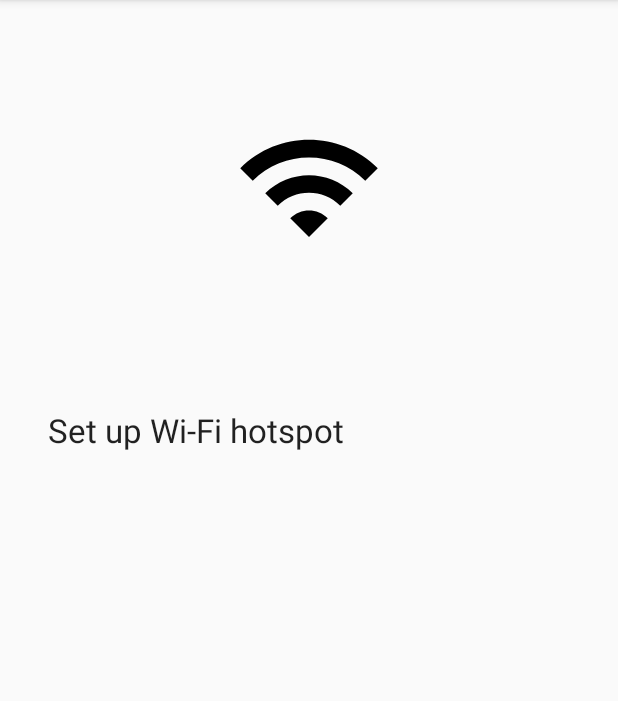
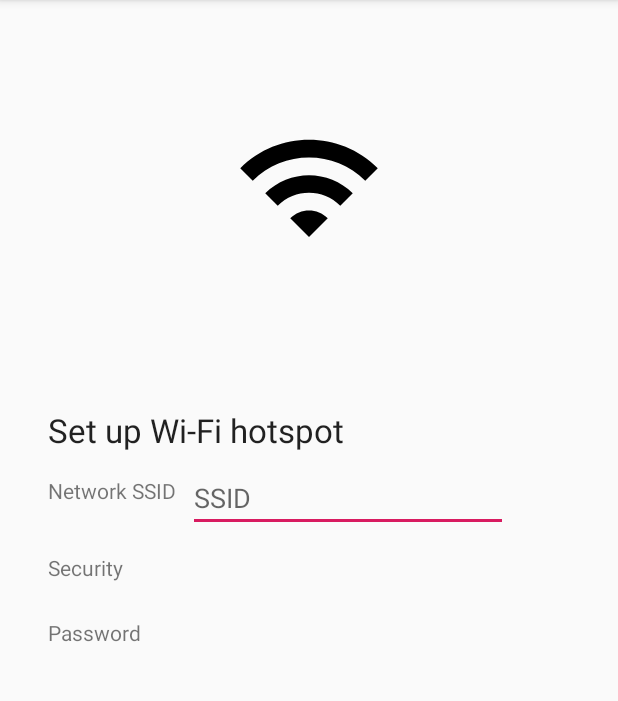
Before and after one commit to kevincodes-ui/HotspotWifi, an Android app: the screen it shows after launch (MainActivity), on a phone screen of 412 x 824 dp, the part 84-785 px from its top. Run offline under Robolectric (Android 15) with nearby library versions, the phone set to English and light mode, and no system bars.

Commit message:
1.10 stage

```diff
--- a/app/src/main/java/com/example/hotspotwifi/MainActivity.java
+++ b/app/src/main/java/com/example/hotspotwifi/MainActivity.java
@@ -2,13 +2,39 @@ package com.example.hotspotwifi;
 
 import androidx.appcompat.app.AppCompatActivity;
 
+import android.content.Context;
+import android.net.wifi.WifiConfiguration;
+import android.net.wifi.WifiManager;
 import android.os.Bundle;
 
+import java.lang.reflect.Method;
+
 public class MainActivity extends AppCompatActivity {
+    WifiManager wifiManager;
+    WifiConfiguration wifiConfiguration;
 
     @Override
     protected void onCreate(Bundle savedInstanceState) {
         super.onCreate(savedInstanceState);
         setContentView(R.layout.activity_main);
+
+        initialize();
+    }
+
+    private void initialize(){
+        wifiManager = (WifiManager) getApplicationContext().getSystemService(Context.WIFI_SERVICE);
+        wifiConfiguration = new WifiConfiguration();
+        wifiConfiguration.SSID = "MyDummySSID";
+        changeStateWifiApp(true);
+    }
+
+    private void changeStateWifiApp(boolean activated) {
+        Method method;
+        try {
+            method = wifiManager.getClass().getDeclaredMethod("setWifiApEnabled", WifiConfiguration.class, Boolean.TYPE);
+            method.invoke(wifiManager, wifiConfiguration, activated);
+        } catch (Exception e) {
+            e.printStackTrace();
+        }
     }
 }
--- a/app/src/main/res/layout/activity_main.xml
+++ b/app/src/main/res/layout/activity_main.xml
@@ -36,4 +36,43 @@
         app:layout_constraintStart_toStartOf="parent"
         app:layout_constraintTop_toBottomOf="@+id/adContainer" />
 
+    <TextView
+        android:id="@+id/textView2"
+        android:layout_width="wrap_content"
+        android:layout_height="wrap_content"
+        android:layout_marginTop="16dp"
+        android:text="Network SSID"
+        app:layout_constraintStart_toStartOf="@+id/textView"
+        app:layout_constraintTop_toBottomOf="@+id/textView" />
+
+    <TextView
+        android:id="@+id/textView5"
+        android:layout_width="wrap_content"
+        android:layout_height="wrap_content"
+        android:layout_marginTop="32dp"
+        android:text="Security"
+        app:layout_constraintStart_toStartOf="@+id/textView2"
+        app:layout_constraintTop_toBottomOf="@+id/textView2" />
+
+    <TextView
+        android:id="@+id/textView6"
+        android:layout_width="wrap_content"
+        android:layout_height="wrap_content"
+        android:layout_marginTop="24dp"
+        android:text="Password"
+        app:layout_constraintStart_toStartOf="@+id/textView5"
+        app:layout_constraintTop_toBottomOf="@+id/textView5" />
+
+    <EditText
+        android:id="@+id/ssid"
+        android:layout_width="wrap_content"
+        android:layout_height="wrap_content"
+        android:layout_marginStart="8dp"
+        android:layout_marginTop="8dp"
+        android:ems="10"
+        android:hint="SSID"
+        android:inputType="textPersonName"
+        app:layout_constraintStart_toEndOf="@+id/textView2"
+        app:layout_constraintTop_toBottomOf="@+id/textView" />
+
 </androidx.constraintlayout.widget.ConstraintLayout>
```
